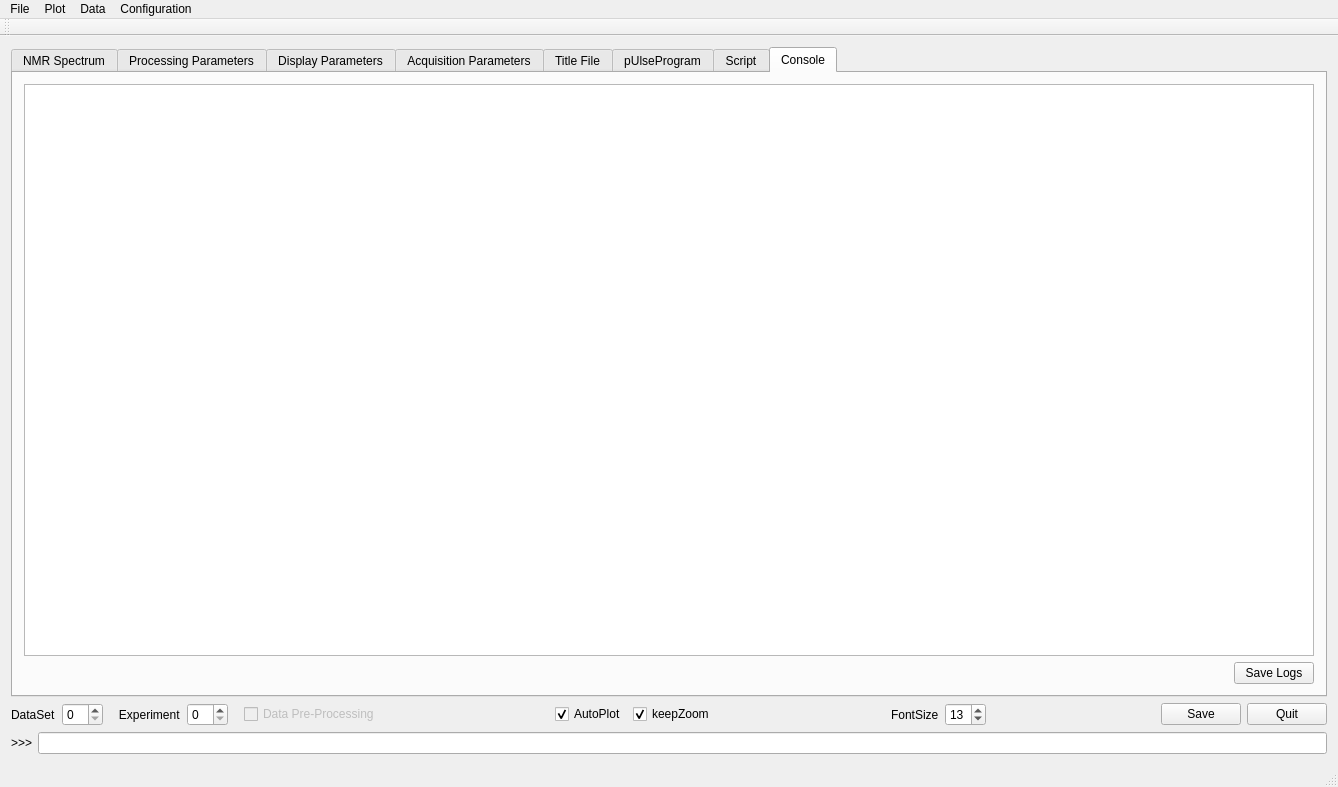
Before: the Qt Designer form metabolabpy/ui/metabolabpy_mainwindow_mac.ui in ludwigc/metabolabpy, drawn with Qt 5.
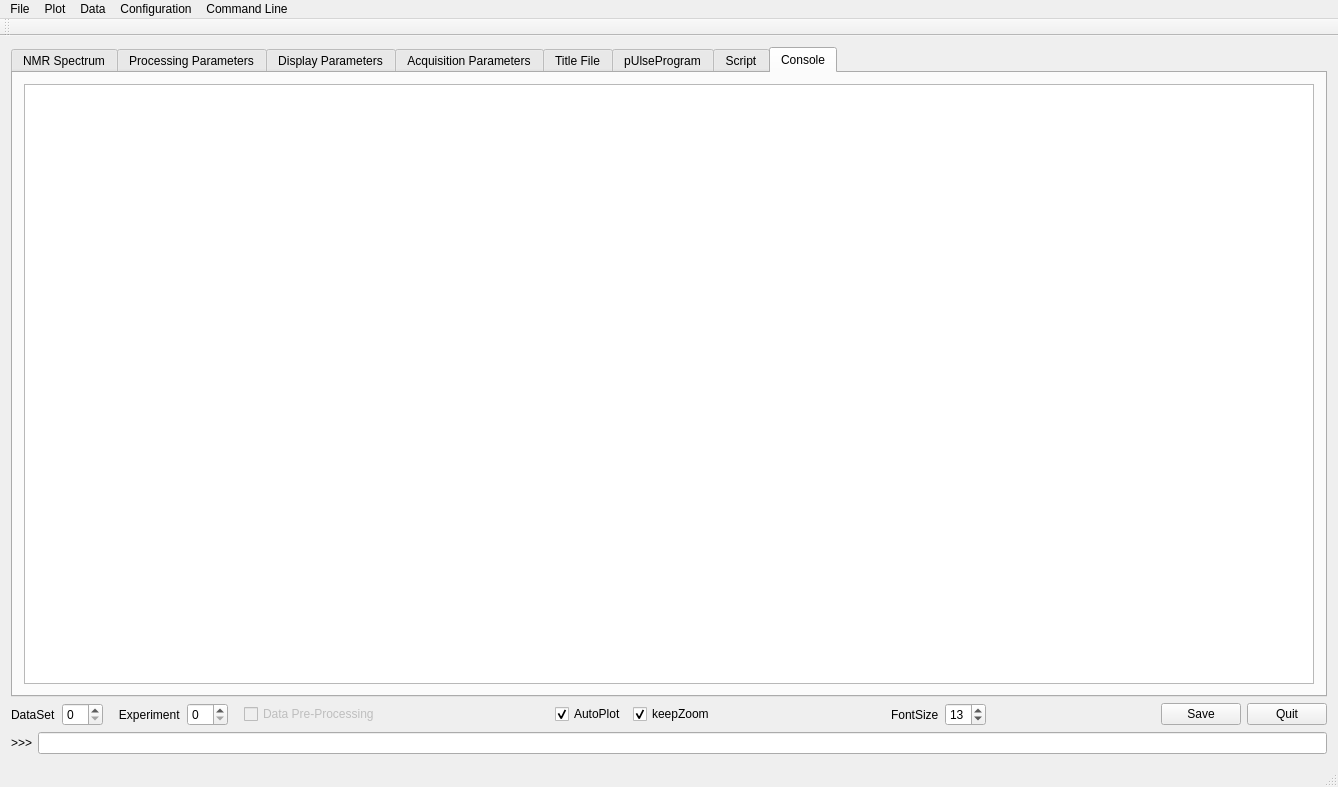
After: the same form once the commit is applied. The open tabs and pages were chosen to show the change. Custom widgets are drawn as their Qt base class.

Commit message: added error checking to command line

What changed in the file:
```diff
--- a/metabolabpy/ui/metabolabpy_mainwindow_mac.ui
+++ b/metabolabpy/ui/metabolabpy_mainwindow_mac.ui
@@ -2556,30 +2556,6 @@
         <item row="0" column="0">
          <widget class="QTextBrowser" name="console"/>
         </item>
-        <item row="1" column="0">
-         <layout class="QHBoxLayout" name="horizontalLayout_30">
-          <item>
-           <spacer name="horizontalSpacer_8">
-            <property name="orientation">
-             <enum>Qt::Horizontal</enum>
-            </property>
-            <property name="sizeHint" stdset="0">
-             <size>
-              <width>40</width>
-              <height>20</height>
-             </size>
-            </property>
-           </spacer>
-          </item>
-          <item>
-           <widget class="QPushButton" name="saveLogs">
-            <property name="text">
-             <string>Save Logs</string>
-            </property>
-           </widget>
-          </item>
-         </layout>
-        </item>
        </layout>
       </widget>
      </widget>
@@ -2827,10 +2803,18 @@
     <addaction name="separator"/>
     <addaction name="actionToggle_FullScreen"/>
    </widget>
+   <widget class="QMenu" name="menuCommand_Line">
+    <property name="title">
+     <string>Command Line</string>
+    </property>
+    <addaction name="actionPrevious_command"/>
+    <addaction name="actionNext_command"/>
+   </widget>
    <addaction name="menuFile"/>
    <addaction name="menuPlot"/>
    <addaction name="menuData"/>
    <addaction name="menuConfiguration"/>
+   <addaction name="menuCommand_Line"/>
   </widget>
   <widget class="QStatusBar" name="statusBar"/>
   <widget class="QToolBar" name="mainToolBar">
```
Left out of the diff: 16 changed lines with no effect on the pictures. The commit also changes 4 other files.
